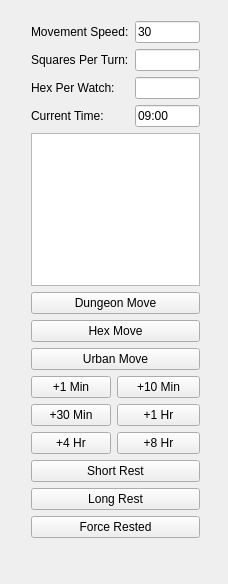
Before: the Qt Designer form mainwindow.ui in erickveil/DungeonMoveTracker, drawn with Qt 5.
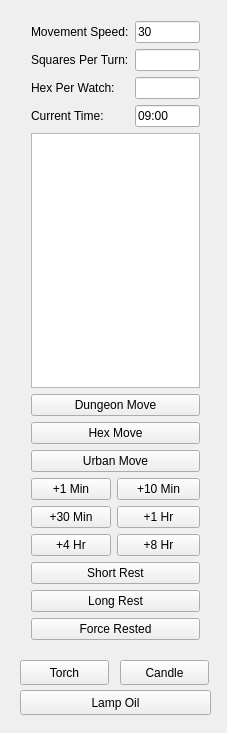
After: the same form once the commit is applied.

What changed in the file:
```diff
--- a/mainwindow.ui
+++ b/mainwindow.ui
@@ -6,21 +6,21 @@
    <rect>
     <x>0</x>
     <y>0</y>
-    <width>228</width>
-    <height>584</height>
+    <width>227</width>
+    <height>733</height>
    </rect>
   </property>
   <property name="windowTitle">
    <string>MainWindow</string>
   </property>
   <widget class="QWidget" name="centralWidget">
-   <widget class="QWidget" name="">
+   <widget class="QWidget" name="layoutWidget">
     <property name="geometry">
      <rect>
       <x>20</x>
       <y>10</y>
       <width>191</width>
-      <height>539</height>
+      <height>641</height>
      </rect>
     </property>
     <layout class="QVBoxLayout" name="verticalLayout">
@@ -175,6 +175,45 @@
      </item>
     </layout>
    </widget>
+   <widget class="QPushButton" name="pbTorch">
+    <property name="geometry">
+     <rect>
+      <x>20</x>
+      <y>660</y>
+      <width>89</width>
+      <height>25</height>
+     </rect>
+    </property>
+    <property name="text">
+     <string>Torch</string>
+    </property>
+   </widget>
+   <widget class="QPushButton" name="pbCandle">
+    <property name="geometry">
+     <rect>
+      <x>120</x>
+      <y>660</y>
+      <width>89</width>
+      <height>25</height>
+     </rect>
+    </property>
+    <property name="text">
+     <string>Candle</string>
+    </property>
+   </widget>
+   <widget class="QPushButton" name="pbLamp">
+    <property name="geometry">
+     <rect>
+      <x>20</x>
+      <y>690</y>
+      <width>191</width>
+      <height>25</height>
+     </rect>
+    </property>
+    <property name="text">
+     <string>Lamp Oil</string>
+    </property>
+   </widget>
   </widget>
  </widget>
  <layoutdefault spacing="6" margin="11"/>
```
